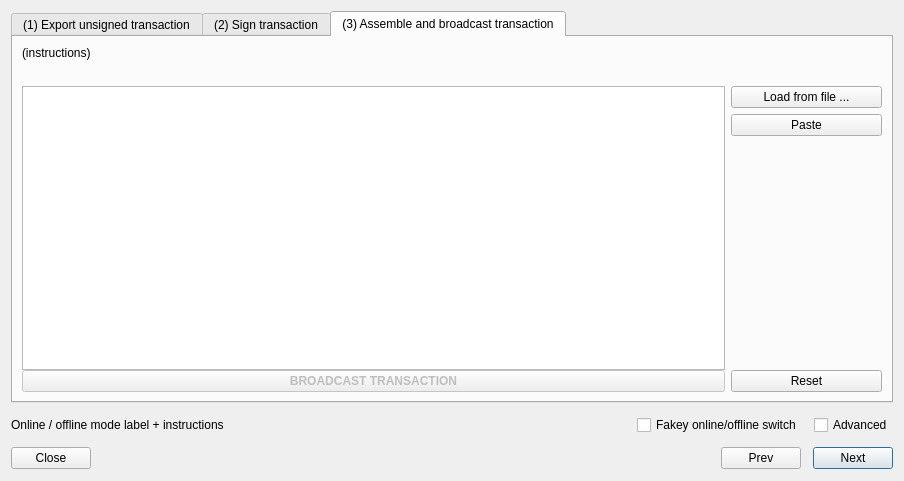
First picture: the form in src/qt/forms/offlinetransactionsdialog.ui, repository gwillen/bitcoin, before the edit.
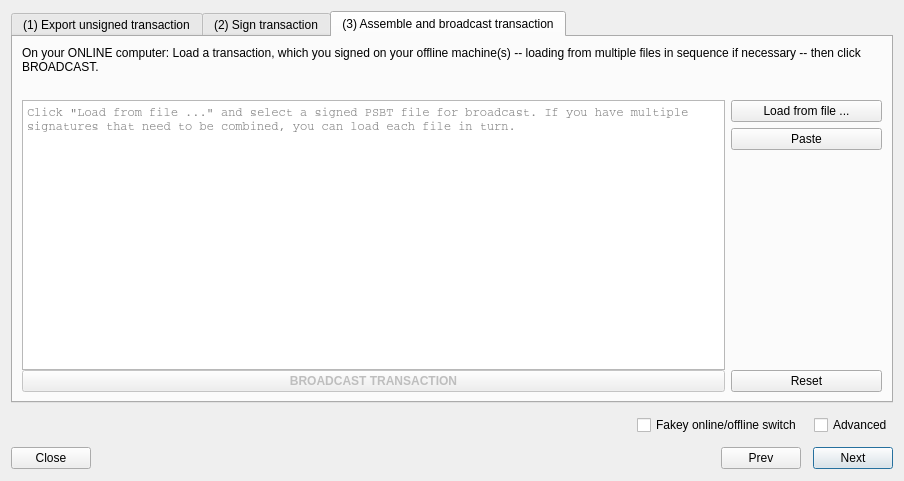
Second picture: the form after the edit.

Commit message: WIP: fill in placeholder instruction fields for demo

The edit to the form file:
```diff
--- a/src/qt/forms/offlinetransactionsdialog.ui
+++ b/src/qt/forms/offlinetransactionsdialog.ui
@@ -354,7 +354,10 @@
            <item>
             <widget class="QLabel" name="instructionsLabel3">
              <property name="text">
-              <string>(instructions)</string>
+              <string>On your ONLINE computer: Load a transaction, which you signed on your offline machine(s) -- loading from multiple files in sequence if necessary -- then click BROADCAST.</string>
+             </property>
+             <property name="wordWrap">
+              <bool>true</bool>
              </property>
             </widget>
            </item>
@@ -391,6 +394,9 @@
                  <property name="readOnly">
                   <bool>true</bool>
                  </property>
+                 <property name="placeholderText">
+                  <string>Click &quot;Load from file ...&quot; and select a signed PSBT file for broadcast. If you have multiple signatures that need to be combined, you can load each file in turn.</string>
+                 </property>
                 </widget>
                </item>
                <item>
@@ -488,7 +494,7 @@
      <item>
       <widget class="QLabel" name="labelOnlineOfflineMode">
        <property name="text">
-        <string>Online / offline mode label + instructions</string>
+        <string>                      </string>
        </property>
       </widget>
      </item>
```
Left out of the diff: 15 changed lines with no effect on the pictures. The commit also changes 1 other file.
